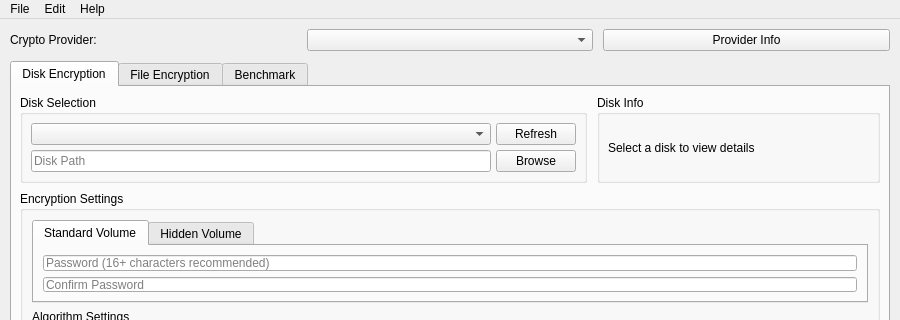
BetterInc/opencryptui, file ui/mainwindow.ui: the form before one commit; both pictures show x 0 to 900 and y 0 to 320 of the 900 by 700 pixel window.
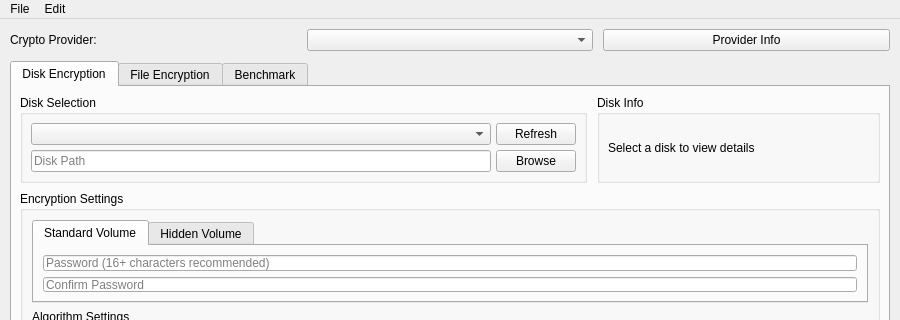
The form after the commit. Icons and pictures are not drawn. Custom widgets are drawn as their Qt base class.

Patch:
```diff
--- a/ui/mainwindow.ui
+++ b/ui/mainwindow.ui
@@ -1102,19 +1102,8 @@
                 </property>
                 <addaction name="actionPreferences"/>
             </widget>
-            <widget class="QMenu" name="menuHelp">
-                <property name="title">
-                    <string>Help</string>
-                </property>
-                <addaction name="actionAbout"/>
-                <addaction name="actionAboutCiphers"/>
-                <addaction name="actionAboutKDFs"/>
-                <addaction name="actionAboutIterations"/>
-                <addaction name="actionSecurityGuide"/>
-            </widget>
             <addaction name="menuFile"/>
             <addaction name="menuEdit"/>
-            <addaction name="menuHelp"/>
         </widget>
         <action name="actionAboutIterations">
             <property name="text">
```
